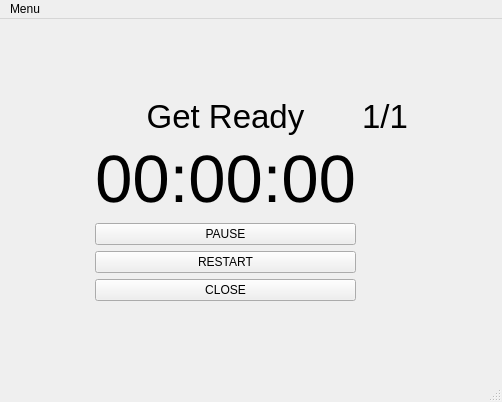
Qt form countdownpage.ui (FigueroaCode/ProductivityTimer) before a commit.
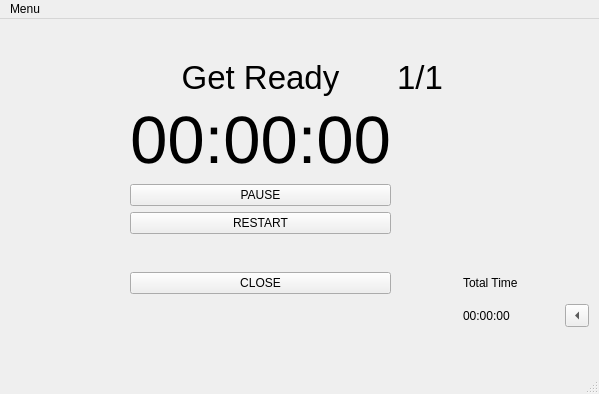
The same form after that commit.

Commit message: fixed total time bug

Patch:
```diff
--- a/countdownpage.ui
+++ b/countdownpage.ui
@@ -6,15 +6,32 @@
    <rect>
     <x>0</x>
     <y>0</y>
-    <width>502</width>
-    <height>402</height>
+    <width>599</width>
+    <height>394</height>
    </rect>
   </property>
   <property name="windowTitle">
    <string>Count Down</string>
   </property>
+  <property name="layoutDirection">
+   <enum>Qt::LeftToRight</enum>
+  </property>
   <widget class="QWidget" name="centralwidget">
-   <layout class="QGridLayout" name="gridLayout" rowstretch="0,0,0,0,0,0,0" columnstretch="0,0,0,0,0,0">
+   <layout class="QGridLayout" name="gridLayout" rowstretch="0,0,0,0,0,0,0,0,0" columnstretch="0,0,0,0,0,0">
+    <item row="7" column="4">
+     <widget class="QLabel" name="totalTimeLeftLabel">
+      <property name="text">
+       <string>00:00:00</string>
+      </property>
+     </widget>
+    </item>
+    <item row="6" column="2">
+     <widget class="QPushButton" name="closeButton">
+      <property name="text">
+       <string>CLOSE</string>
+      </property>
+     </widget>
+    </item>
     <item row="2" column="2">
      <widget class="QLabel" name="countDownLabel">
       <property name="sizePolicy">
@@ -36,8 +53,8 @@
       </property>
      </widget>
     </item>
-    <item row="0" column="2">
-     <spacer name="verticalSpacer">
+    <item row="7" column="2">
+     <spacer name="verticalSpacer_2">
       <property name="orientation">
        <enum>Qt::Vertical</enum>
       </property>
@@ -49,27 +66,6 @@
       </property>
      </spacer>
     </item>
-    <item row="1" column="2">
-     <widget class="QLabel" name="titleLabel">
-      <property name="sizePolicy">
-       <sizepolicy hsizetype="Preferred" vsizetype="Preferred">
-        <horstretch>0</horstretch>
-        <verstretch>0</verstretch>
-       </sizepolicy>
-      </property>
-      <property name="font">
-       <font>
-        <pointsize>25</pointsize>
-       </font>
-      </property>
-      <property name="text">
-       <string>Get Ready</string>
-      </property>
-      <property name="alignment">
-       <set>Qt::AlignCenter</set>
-      </property>
-     </widget>
-    </item>
     <item row="1" column="1">
      <spacer name="horizontalSpacer_4">
       <property name="orientation">
@@ -83,8 +79,8 @@
       </property>
      </spacer>
     </item>
-    <item row="1" column="4">
-     <spacer name="horizontalSpacer">
+    <item row="1" column="5">
+     <spacer name="horizontalSpacer_2">
       <property name="orientation">
        <enum>Qt::Horizontal</enum>
       </property>
@@ -96,31 +92,6 @@
       </property>
      </spacer>
     </item>
-    <item row="1" column="3">
-     <widget class="QLabel" name="repsLabel">
-      <property name="font">
-       <font>
-        <pointsize>25</pointsize>
-       </font>
-      </property>
-      <property name="text">
-       <string>1/1</string>
-      </property>
-     </widget>
-    </item>
-    <item row="6" column="2">
-     <spacer name="verticalSpacer_2">
-      <property name="orientation">
-       <enum>Qt::Vertical</enum>
-      </property>
-      <property name="sizeHint" stdset="0">
-       <size>
-        <width>20</width>
-        <height>40</height>
-       </size>
-      </property>
-     </spacer>
-    </item>
     <item row="3" column="2">
      <widget class="QPushButton" name="pauseResumeButton">
       <property name="text">
@@ -128,19 +99,6 @@
       </property>
      </widget>
     </item>
-    <item row="1" column="5">
-     <spacer name="horizontalSpacer_2">
-      <property name="orientation">
-       <enum>Qt::Horizontal</enum>
-      </property>
-      <property name="sizeHint" stdset="0">
-       <size>
-        <width>40</width>
-        <height>20</height>
-       </size>
-      </property>
-     </spacer>
-    </item>
     <item row="4" column="2">
      <widget class="QPushButton" name="restartButton">
       <property name="text">
@@ -148,6 +106,19 @@
       </property>
      </widget>
     </item>
+    <item row="0" column="2">
+     <spacer name="verticalSpacer">
+      <property name="orientation">
+       <enum>Qt::Vertical</enum>
+      </property>
+      <property name="sizeHint" stdset="0">
+       <size>
+        <width>20</width>
+        <height>40</height>
+       </size>
+      </property>
+     </spacer>
+    </item>
     <item row="1" column="0">
      <spacer name="horizontalSpacer_3">
       <property name="orientation">
@@ -161,13 +132,127 @@
       </property>
      </spacer>
     </item>
-    <item row="5" column="2">
-     <widget class="QPushButton" name="closeButton">
+    <item row="1" column="3">
+     <widget class="QLabel" name="repsLabel">
+      <property name="font">
+       <font>
+        <pointsize>25</pointsize>
+       </font>
+      </property>
       <property name="text">
-       <string>CLOSE</string>
+       <string>1/1</string>
       </property>
      </widget>
     </item>
+    <item row="6" column="4">
+     <widget class="QLabel" name="totalTimeLeftTitleLabel">
+      <property name="text">
+       <string>Total Time</string>
+      </property>
+     </widget>
+    </item>
+    <item row="7" column="3">
+     <spacer name="horizontalSpacer_5">
+      <property name="orientation">
+       <enum>Qt::Horizontal</enum>
+      </property>
+      <property name="sizeHint" stdset="0">
+       <size>
+        <width>40</width>
+        <height>20</height>
+       </size>
+      </property>
+     </spacer>
+    </item>
+    <item row="1" column="4">
+     <spacer name="horizontalSpacer">
+      <property name="orientation">
+       <enum>Qt::Horizontal</enum>
+      </property>
+      <property name="sizeHint" stdset="0">
+       <size>
+        <width>40</width>
+        <height>20</height>
+       </size>
+      </property>
+     </spacer>
+    </item>
+    <item row="5" column="4">
+     <spacer name="verticalSpacer_3">
+      <property name="orientation">
+       <enum>Qt::Vertical</enum>
+      </property>
+      <property name="sizeHint" stdset="0">
+       <size>
+        <width>20</width>
+        <height>40</height>
+       </size>
+      </property>
+     </spacer>
+    </item>
+    <item row="1" column="2">
+     <widget class="QLabel" name="titleLabel">
+      <property name="sizePolicy">
+       <sizepolicy hsizetype="Preferred" vsizetype="Preferred">
+        <horstretch>0</horstretch>
+        <verstretch>0</verstretch>
+       </sizepolicy>
+      </property>
+      <property name="font">
+       <font>
+        <pointsize>25</pointsize>
+       </font>
+      </property>
+      <property name="text">
+       <string>Get Ready</string>
+      </property>
+      <property name="alignment">
+       <set>Qt::AlignCenter</set>
+      </property>
+     </widget>
+    </item>
+    <item row="8" column="4">
+     <spacer name="verticalSpacer_4">
+      <property name="orientation">
+       <enum>Qt::Vertical</enum>
+      </property>
+      <property name="sizeHint" stdset="0">
+       <size>
+        <width>20</width>
+        <height>40</height>
+       </size>
+      </property>
+     </spacer>
+    </item>
+    <item row="7" column="5">
+     <layout class="QHBoxLayout" name="horizontalLayout">
+      <property name="spacing">
+       <number>-1</number>
+      </property>
+      <property name="leftMargin">
+       <number>35</number>
+      </property>
+      <property name="rightMargin">
+       <number>0</number>
+      </property>
+      <item>
+       <widget class="QToolButton" name="totalTimeDisplayButton">
+        <property name="sizePolicy">
+         <sizepolicy hsizetype="Fixed" vsizetype="Fixed">
+          <horstretch>0</horstretch>
+          <verstretch>0</verstretch>
+         </sizepolicy>
+        </property>
+        <property name="text">
+         <string>...</string>
+        </property>
+        <property name="arrowType">
+         <enum>Qt::LeftArrow</enum>
+        </property>
+       </widget>
+      </item>
+     </layout>
+    </item>
    </layout>
   </widget>
   <widget class="QMenuBar" name="menubar">
@@ -175,7 +260,7 @@
     <rect>
      <x>0</x>
      <y>0</y>
-     <width>502</width>
+     <width>599</width>
      <height>22</height>
     </rect>
    </property>
```
The commit also changes 4 other files.
